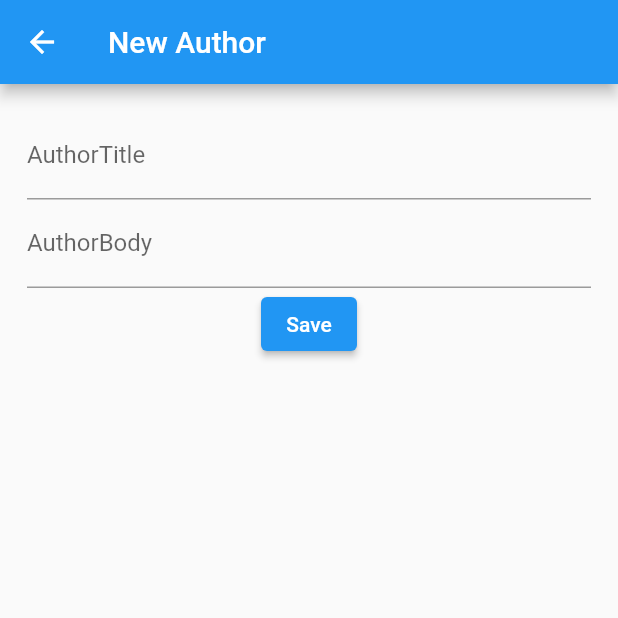
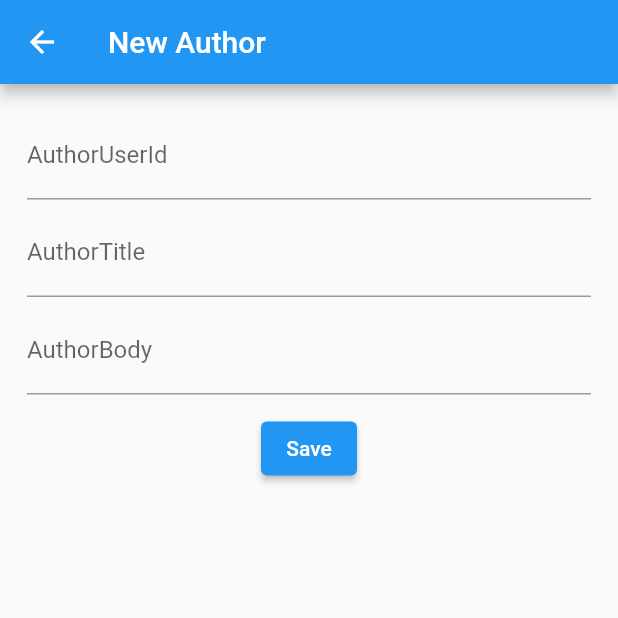
Before and after one commit to nesma220/network-project, a Flutter app: the AddAuther screen opened directly, after a tap on "Save", on a phone screen of 412 x 824 dp, the top half of it. Run offline on Flutter 3.47's test engine with Material 2 defaults, Android fonts, the light colour scheme and no system bars.

Commit message:
send more data with http

```diff
--- a/lib/model/author_model.dart
+++ b/lib/model/author_model.dart
@@ -1,21 +1,22 @@
-
-
-
-
-class Author{
-
+class Author {
   int? userId;
   int? id;
-  String ?title;
+  String? title;
   String? body;
 
-  Author({ this.userId, this.id, this.title, this.body});
+  Author({this.userId, this.id, this.title, this.body});
 
-factory Author.fromJson(Map<String,dynamic>json)=>Author(
-    id: json['id'],
-    userId: json['userId'],
-    title: json['title'],
-    body: json['body'],);
+  factory Author.fromJson(Map<String, dynamic> json) => Author(
+        id: json['id'],
+        userId: json['userId'],
+        title: json['title'],
+        body: json['body'],
+      );
 
-
+  Map<String, dynamic> toJson() => {
+        'userId': userId,
+        'id': id,
+        'title': title,
+        'body': body,
+      };
 }
--- a/lib/network/api.dart
+++ b/lib/network/api.dart
@@ -5,7 +5,7 @@ import 'package:network/model/author_model.dart';
 class API {
   static const String _base_url = 'https://jsonplaceholder.typicode.com';
 
-  static Future<Author> createAuthor(String body, String title) async {
+  static Future<Author> createAuthor(Author author) async {
     // business logic to send data to the server
 
     final Response response = await post(
@@ -13,12 +13,7 @@ class API {
       headers: <String, String>{
         'Content-Type': 'application/json;charset=UTF-8',
       },
-      body: jsonEncode(<String, String>{
-        "title":title,
-        "body": body,
-
-
-      }),
+      body: jsonEncode(author.toJson()),
     );
     print(response.body);
 
--- a/lib/ui/add_auther.dart
+++ b/lib/ui/add_auther.dart
@@ -1,4 +1,5 @@
 import 'package:flutter/material.dart';
+import 'package:network/model/author_model.dart';
 import 'package:network/network/api.dart';
 
 class AddAuther extends StatefulWidget {
@@ -11,13 +12,13 @@ class AddAuther extends StatefulWidget {
 class _AddAutherState extends State<AddAuther> {
   String? authorBody;
   String? authorTitle;
+  int? authorUserId;
   final AddAutorkey = GlobalKey<ScaffoldState>();
   @override
   Widget build(BuildContext context) {
     return Scaffold(
-      key: AddAutorkey,
       appBar: AppBar(
-        title: Text('New Author'),
+        title: const Text('New Author'),
       ),
       body: Center(
         child: Padding(
@@ -26,15 +27,28 @@ class _AddAutherState extends State<AddAuther> {
             children: [
               TextField(
                 decoration: const InputDecoration(
+                  labelText: 'AuthorUserId',
+                  hintText: 'Enter Author userId',
+                ),
+                onChanged: (value) {
+                  setState(() {
+                    authorUserId = int.parse(value);
+                  });
+                },
+              ),
+             const SizedBox(height: 6),
+              TextField(
+                decoration: const InputDecoration(
                   labelText: 'AuthorTitle',
                   hintText: 'Enter Author title',
                 ),
-                onChanged: (value) {
+                onChanged: ( value) {
                   setState(() {
-                    authorTitle = value;
+                    authorTitle =value ;
                   });
                 },
               ),
+              const SizedBox(height: 6),
               TextField(
                 decoration: const InputDecoration(
                   labelText: 'AuthorBody',
@@ -46,16 +60,18 @@ class _AddAutherState extends State<AddAuther> {
                   });
                 },
               ),
+              const SizedBox(height: 12),
               ElevatedButton(
                 onPressed: () {
                   //send data to the internet
 
-                    API.createAuthor(authorTitle!, authorBody!).then((author) {
+                  API.createAuthor(Author( userId: authorUserId! ,title: authorTitle , body: authorBody)).then((author) {
                     ScaffoldMessenger.of(context).showSnackBar(
                         const SnackBar(content: Text('SUCCESS Add Post')));
                   });
                 },
-                  child: const Text('Save'))
+                child: const Text('Save'),
+              ),
             ],
           ),
         ),
```
Lines whose indentation alone changed are shown as unchanged.
